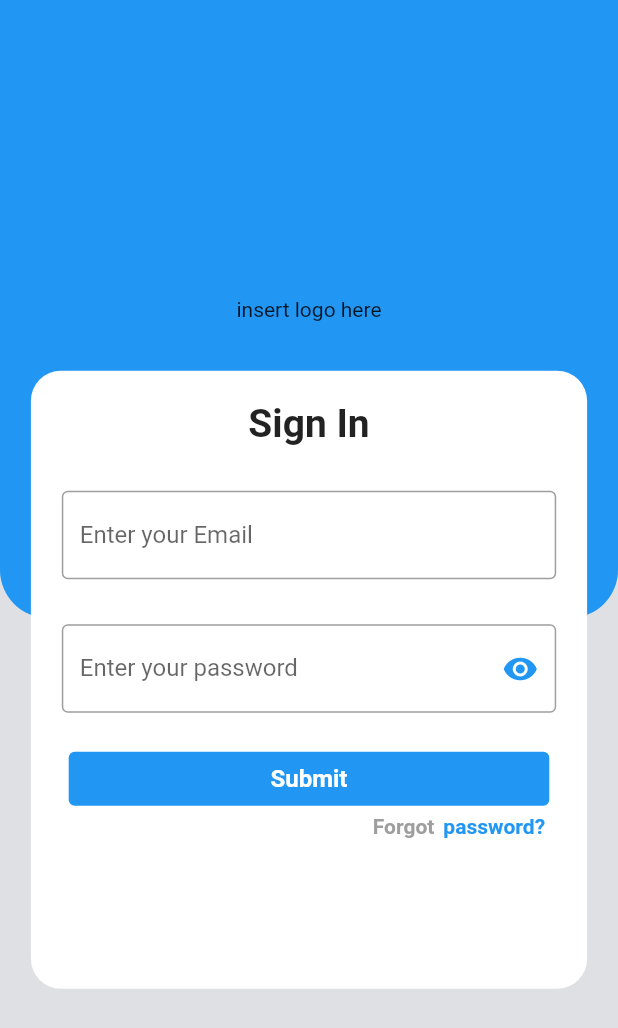
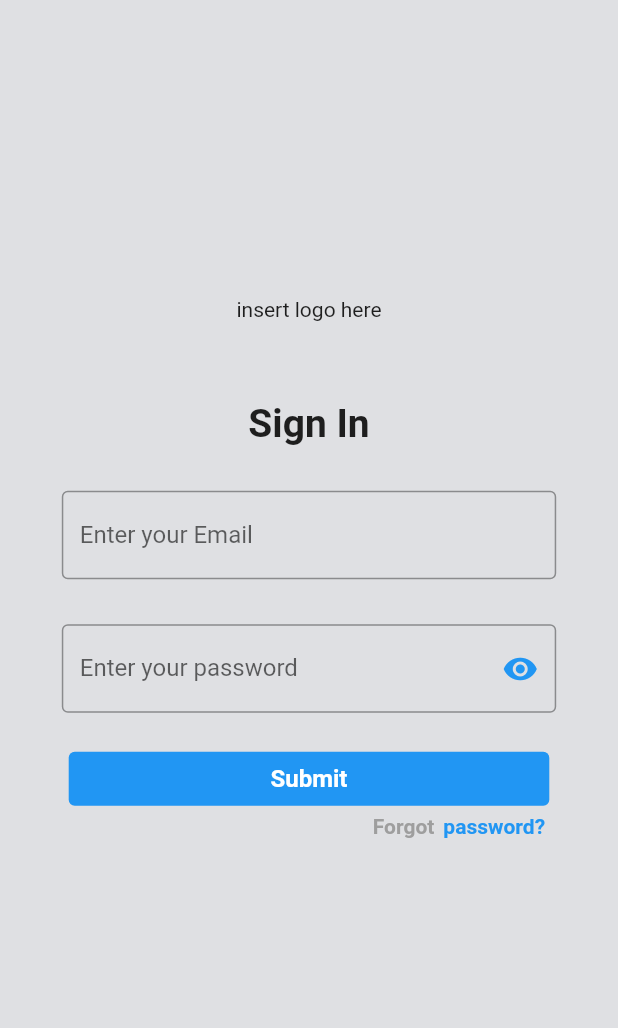
Before and after one commit to shavar67/nutri, a Flutter app: the screen it shows after launch, on a phone screen of 412 x 824 dp. Shown: the top 1028 px of the screen. Run offline on Flutter 3.47's test engine with Material 2 defaults, Android fonts, the phone set to English and light mode, and no system bars; drawn by our look-alikes of auto_size_text; our stand-ins replace firebase_auth, firebase_core, flutter_easyloading, logger, shared_preferences; accounts and stored records are empty.

Commit message:
fixed issue when user goes to log out, app failed to refresh to the login page

```diff
--- a/lib/firebase_auth/authenticator.dart
+++ /dev/null
@@ -1,15 +0,0 @@
-import 'package:firebase_auth/firebase_auth.dart';
-import 'package:flutter/material.dart';
-import 'package:nuclear/screens/mobile/login.dart';
-import 'package:nuclear/screens/shared/home.dart';
-import 'package:provider/provider.dart';
-
-class Authenticator extends StatelessWidget {
-  const Authenticator({Key? key}) : super(key: key);
-
-  @override
-  Widget build(BuildContext context) {
-    final firebaseUser = context.watch<User?>();
-    return firebaseUser != null ? const Home() : const MobileLoginView();
-  }
-}
--- a/lib/main.dart
+++ b/lib/main.dart
@@ -4,10 +4,10 @@ import 'package:flutter/services.dart';
 import 'package:flutter_easyloading/flutter_easyloading.dart';
 import 'package:logger/logger.dart';
 import 'package:nuclear/constants/route_constants.dart';
-import 'package:nuclear/firebase_auth/auth.dart';
-import 'package:nuclear/firebase_auth/authenticator.dart';
+import 'package:nuclear/firebase_auth/auth_service..dart';
 import 'package:nuclear/model/theme_provider.dart';
 import 'package:nuclear/routes/router.dart';
+import 'package:nuclear/screens/shared/home.dart';
 import 'package:nuclear/theme/app_theme.dart';
 import 'package:provider/provider.dart';
 
@@ -31,9 +31,8 @@ Future<void> main() async {
 
 void configLoading() {
   EasyLoading.instance
-    ..displayDuration = const Duration(milliseconds: 2000)
+    ..displayDuration = const Duration(milliseconds: 100)
     ..indicatorType = EasyLoadingIndicatorType.fadingCircle
-    ..loadingStyle = EasyLoadingStyle.dark
     ..indicatorSize = 45.0
     ..radius = 10.0
     ..progressColor = Colors.yellow
@@ -81,10 +80,10 @@ class _MyAppState extends State<MyApp> {
                 theme: !_themeProvider.getDarkTheme
                     ? AppTheme.lightTheme
                     : AppTheme.darkTheme,
-                initialRoute: authRoute,
+                initialRoute: homeRoute,
                 builder: EasyLoading.init(),
                 onGenerateRoute: AppRouter.generateRoute,
-                home: const Authenticator());
+                home: const Home());
           },
         ));
   }
--- a/lib/routes/router.dart
+++ b/lib/routes/router.dart
@@ -1,4 +1,5 @@
 import 'package:flutter/material.dart';
+import 'package:nuclear/screens/mobile/login.dart';
 import 'package:nuclear/screens/shared/settings_responsive.dart';
 
 import '../constants/route_constants.dart';
@@ -11,7 +12,8 @@ class AppRouter {
         return MaterialPageRoute(builder: (_) => const Home());
       case settingsRoute:
         return MaterialPageRoute(builder: (_) => const Preference());
-
+      case loginRoute:
+        return MaterialPageRoute(builder: (context) => const MobileLoginView());
       default:
         return MaterialPageRoute(builder: (_) => const Home());
     }
--- a/lib/screens/mobile/login.dart
+++ b/lib/screens/mobile/login.dart
@@ -1,9 +1,10 @@
 import 'package:auto_size_text/auto_size_text.dart';
 import 'package:flutter/material.dart';
 import 'package:logger/logger.dart';
-import 'package:nuclear/firebase_auth/auth.dart';
-import 'package:nuclear/theme/styles.dart';
+import 'package:nuclear/model/theme_provider.dart';
 import 'package:provider/provider.dart';
+
+import '../../firebase_auth/auth_service..dart';
 
 class MobileLoginView extends StatefulWidget {
   const MobileLoginView({Key? key}) : super(key: key);
@@ -13,7 +14,6 @@ class MobileLoginView extends StatefulWidget {
 }
 
 class _MobileLoginViewState extends State<MobileLoginView> {
-  final bool _isLoggedIn = true;
   late TextEditingController _emailController;
   late TextEditingController _passwordController;
   final _formKey = GlobalKey<FormState>();
@@ -33,7 +33,7 @@ class _MobileLoginViewState extends State<MobileLoginView> {
     super.initState();
     _emailController = TextEditingController();
     _passwordController = TextEditingController();
-    logger.d('initState: LoginWidget');
+    logger.d('initState: MobileLoginView');
   }
 
   String? _emailInputValidator(String? value) {
@@ -61,11 +61,14 @@ class _MobileLoginViewState extends State<MobileLoginView> {
 
   @override
   Widget build(BuildContext context) {
-    final authService = Provider.of<AuthService>(context);
+    final authService = context.watch<AuthService>();
+    final themeProvider = context.watch<ThemeProvider>();
     Size size = MediaQuery.of(context).size;
     return Scaffold(
         key: _scaffoldKey,
-      body: Stack(
+        body: Consumer(
+          builder: ((context, value, child) {
+            return Stack(
               children: [
                 Positioned(
                   top: 0,
@@ -73,7 +76,6 @@ class _MobileLoginViewState extends State<MobileLoginView> {
                     key: _formKey,
                     child: Container(
                       decoration: const BoxDecoration(
-                    color: Colors.blue,
                           borderRadius: BorderRadius.only(
                         bottomLeft: Radius.circular(32),
                         bottomRight: Radius.circular(32),
@@ -89,7 +91,6 @@ class _MobileLoginViewState extends State<MobileLoginView> {
                     left: size.width * 0.05,
                     child: Container(
                       decoration: const BoxDecoration(
-                    color: Styles.white,
                           borderRadius: BorderRadius.all(Radius.circular(20))),
                       width: size.width * 0.90,
                       height: size.height * 0.5,
@@ -97,12 +98,14 @@ class _MobileLoginViewState extends State<MobileLoginView> {
                         const SizedBox(height: 20),
                         const AutoSizeText(
                           'Sign In',
-                    style: TextStyle(fontWeight: FontWeight.bold, fontSize: 26),
+                          style: TextStyle(
+                              fontWeight: FontWeight.bold, fontSize: 26),
                         ),
                         const SizedBox(height: 30),
                         SizedBox(
                           width: size.width * 0.8,
                           child: TextFormField(
+                            controller: _emailController,
                             keyboardType: TextInputType.emailAddress,
                             validator: _emailInputValidator,
                             decoration: const InputDecoration(
@@ -114,6 +117,7 @@ class _MobileLoginViewState extends State<MobileLoginView> {
                         SizedBox(
                           width: size.width * 0.8,
                           child: TextFormField(
+                            controller: _passwordController,
                             keyboardType: TextInputType.visiblePassword,
                             obscureText: isObscured,
                             obscuringCharacter: '*',
@@ -124,7 +128,9 @@ class _MobileLoginViewState extends State<MobileLoginView> {
                                     setState(() => isObscured = !isObscured);
                                   },
                                   icon: Icon(Icons.remove_red_eye,
-                                color: isObscured ? Colors.blue : Colors.grey),
+                                      color: isObscured
+                                          ? Colors.blue
+                                          : Colors.grey),
                                 ),
                                 border: const OutlineInputBorder(),
                                 label: const Text('Enter your password')),
@@ -134,21 +140,24 @@ class _MobileLoginViewState extends State<MobileLoginView> {
                         ElevatedButton(
                           style: ElevatedButton.styleFrom(
                             // Foreground color
-                      onPrimary:
-                          Theme.of(context).colorScheme.onSecondaryContainer,
+                            onPrimary: Theme.of(context)
+                                .colorScheme
+                                .onSecondaryContainer,
                             // Background color
-                      primary: Theme.of(context).colorScheme.secondaryContainer,
-                    ).copyWith(elevation: ButtonStyleButton.allOrNull(0.0)),
+                            primary: Colors.blue,
+                          ).copyWith(
+                              elevation: ButtonStyleButton.allOrNull(0.0)),
                           onPressed: () async {
                             if (_formKey.currentState!.validate()) {
                               _formKey.currentState!.save();
-                        await authService.signIn(
-                            _emailController.text, _passwordController.text);
                             }
+                            await authService.signIn(_emailController.text,
+                                _passwordController.text);
                           },
                           child: Container(
                               decoration: const BoxDecoration(
-                          borderRadius: BorderRadius.all(Radius.circular(16)),
+                                borderRadius:
+                                    BorderRadius.all(Radius.circular(16)),
                               ),
                               height: 30,
                               width: size.width * 0.7,
@@ -157,7 +166,9 @@ class _MobileLoginViewState extends State<MobileLoginView> {
                                   child: AutoSizeText(
                                     'Submit',
                                     style: TextStyle(
-                                  fontWeight: FontWeight.bold, fontSize: 16),
+                                        fontWeight: FontWeight.bold,
+                                        fontSize: 16,
+                                        color: Colors.white),
                                   ))),
                         ),
                         GestureDetector(
@@ -189,18 +200,11 @@ class _MobileLoginViewState extends State<MobileLoginView> {
                             ),
                           ),
                         )
-                  // OutlinedButton(
-                  //     style: const ButtonStyle(),
-                  //     onPressed: () {},
-                  //     child: const SizedBox(
-                  //         width: 150,
-                  //         child: Align(
-                  //             alignment: Alignment.center,
-                  //             child: AutoSizeText('Sign Up'))))
                       ]),
                     ))
               ],
-      ),
             );
+          }),
+        ));
   }
 }
--- a/lib/screens/shared/home.dart
+++ b/lib/screens/shared/home.dart
@@ -1,11 +1,10 @@
-import 'package:firebase_auth/firebase_auth.dart';
 import 'package:flutter/material.dart';
+import 'package:nuclear/screens/mobile/login.dart';
 import 'package:nuclear/screens/mobile/mobile.dart';
 import 'package:nuclear/screens/tablet/tablet.dart';
 import 'package:provider/provider.dart';
 
-import '../../firebase_auth/auth.dart';
-import '../../firebase_auth/authenticator.dart';
+import '../../firebase_auth/auth_service..dart';
 import '../../layout/responsive_layout.dart';
 import '../desktop/desktop.dart';
 
@@ -21,7 +20,7 @@ class _HomeState extends State<Home> {
   Widget build(BuildContext context) {
     final authService = context.watch<AuthService>();
 
-    return StreamBuilder<User?>(
+    return StreamBuilder(
         initialData: authService.currentUser,
         stream: authService.authStateChange,
         builder: (context, snapshot) {
@@ -29,7 +28,7 @@ class _HomeState extends State<Home> {
             return const ResponsiveLayout(
                 mobile: MobileView(), tablet: TabletView(), desktop: Desktop());
           } else {
-            return const Authenticator();
+            return const MobileLoginView();
           }
         });
   }
--- a/lib/screens/shared/settings_responsive.dart
+++ b/lib/screens/shared/settings_responsive.dart
@@ -7,8 +7,8 @@ import 'package:nuclear/widgets/mobile/mobile_setting_options.dart';
 import 'package:provider/provider.dart';
 
 import '../../model/theme_provider.dart';
+import '../../tablet/tablet_setting_options.dart';
 import '../../widgets/desktop/desktop_setting_option.dart';
-import '../../widgets/tablet/tablet_setting_options.dart';
 
 class Preference extends StatefulWidget {
   const Preference({Key? key}) : super(key: key);
@@ -20,7 +20,7 @@ class Preference extends StatefulWidget {
 class _PreferenceState extends State<Preference> {
   @override
   Widget build(BuildContext context) {
-    final themeProvider = Provider.of<ThemeProvider>(context);
+    final themeProvider = context.watch<ThemeProvider>();
 
     Size size = MediaQuery.of(context).size;
     return Scaffold(
```
Also changed, not shown: lib/firebase_auth/auth_service..dart (renamed from lib/firebase_auth/auth.dart, +9 -3 lines), lib/widgets/mobile/mobile_setting_options.dart (+10 -4 lines), lib/tablet/tablet_setting_options.dart (renamed from lib/widgets/tablet/tablet_setting_options.dart), 4 other files. Lines whose indentation alone changed are shown as unchanged.
